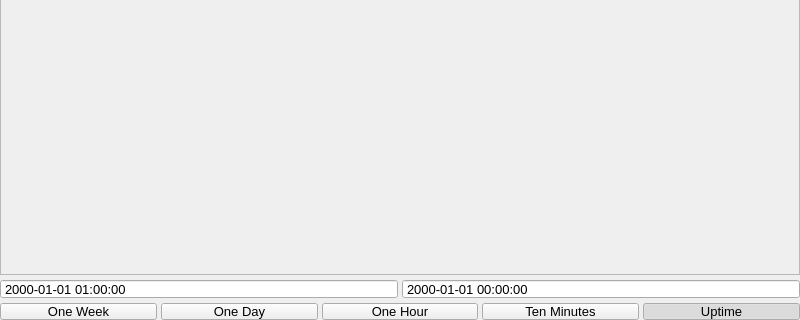
European-XFEL/Karabo, file src/pythonGui/karabogui/controllers/display/ui_trendline.ui: the form before one commit; both pictures show x 0 to 800 and y 280 to 600 of the 800 by 600 pixel window.
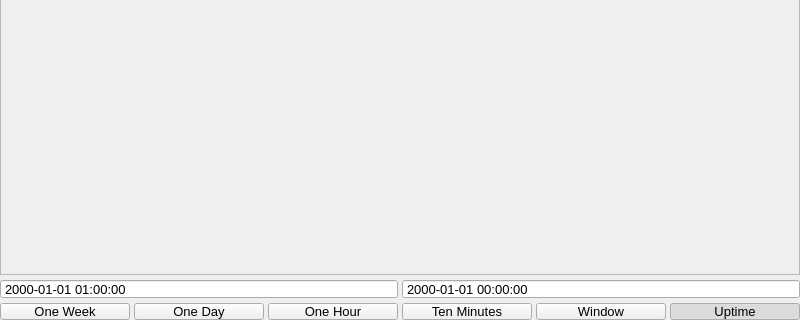
The form after the commit.

Commit message: GUI: Provide a WindowMode for the trendline

What changed in the file:
```diff
--- a/src/pythonGui/karabogui/controllers/display/ui_trendline.ui
+++ b/src/pythonGui/karabogui/controllers/display/ui_trendline.ui
@@ -244,6 +244,30 @@
        </attribute>
       </widget>
      </item>
+     <item>
+      <widget class="QPushButton" name="bt_window">
+       <property name="maximumSize">
+        <size>
+         <width>16777215</width>
+         <height>17</height>
+        </size>
+       </property>
+       <property name="font">
+        <font>
+         <pointsize>10</pointsize>
+        </font>
+       </property>
+       <property name="text">
+        <string>Window</string>
+       </property>
+       <property name="checkable">
+        <bool>true</bool>
+       </property>
+       <attribute name="buttonGroup">
+        <string notr="true">bg_x_axis</string>
+       </attribute>
+      </widget>
+     </item>
      <item>
       <widget class="QPushButton" name="bt_uptime">
        <property name="maximumSize">
```
The commit also changes 1 other file.
